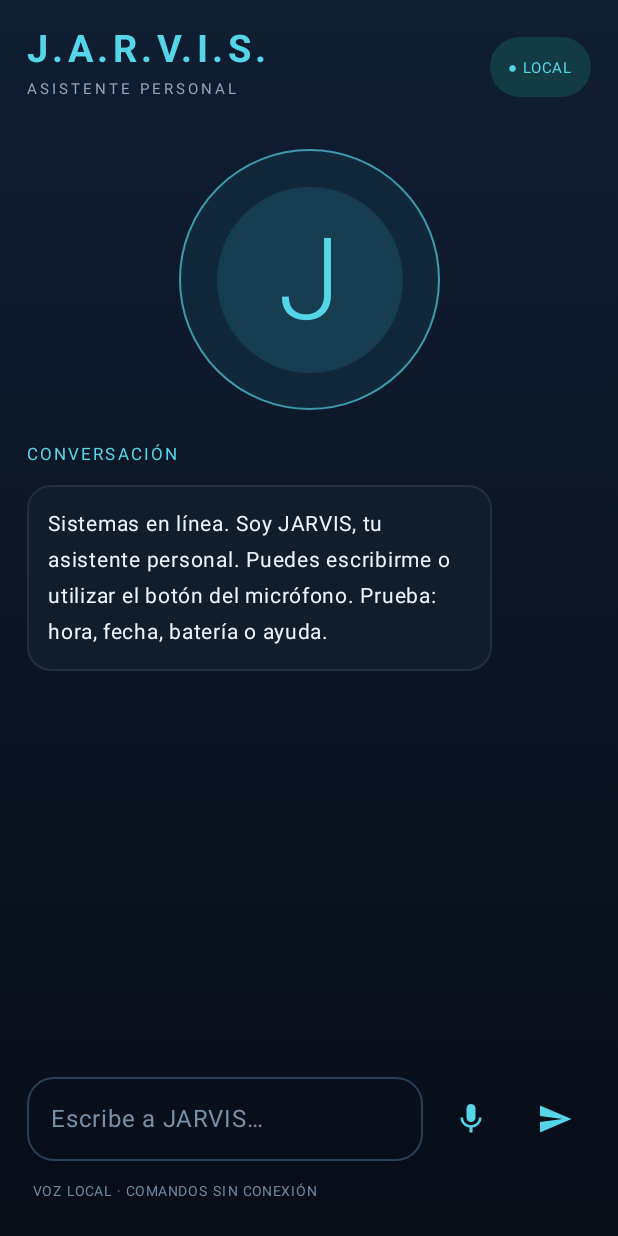
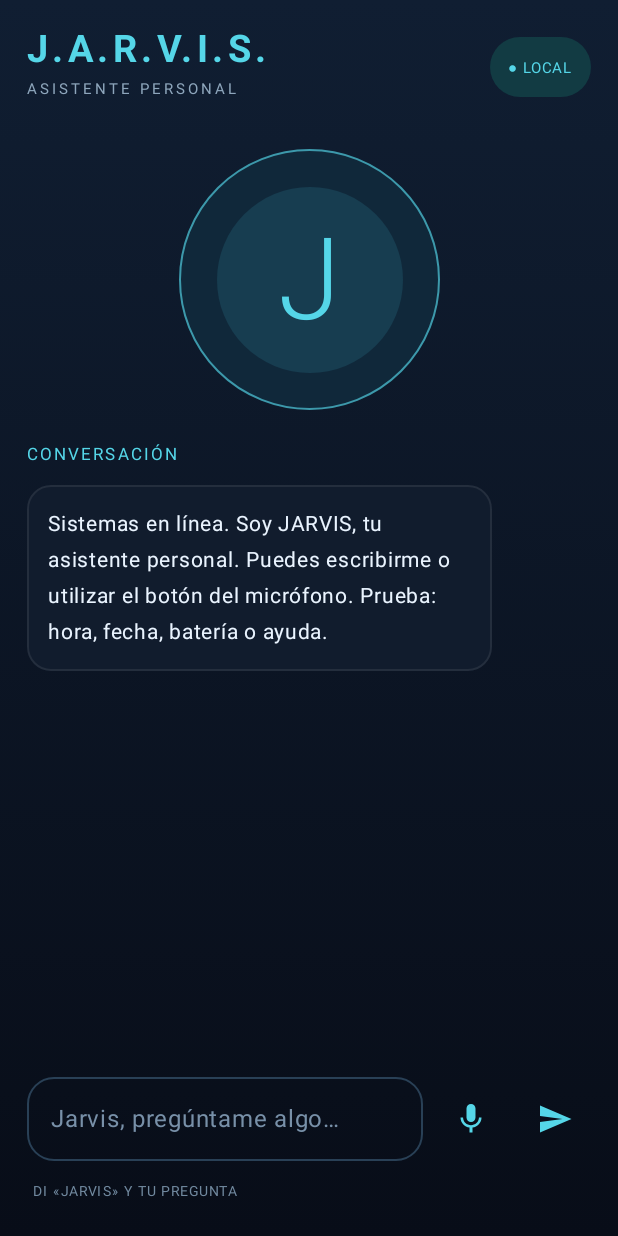
Before and after one commit to cristoferechevaleta08-max/Jarvis, an Android app built with Jetpack Compose: the screen it shows after launch (MainActivity), on a phone screen of 412 x 824 dp. Run offline under Robolectric (Android 15) with nearby library versions, the phone set to English and light mode, and no system bars.

Commit message:
Connect JARVIS to cloud AI and add Jarvis voice command

```diff
--- a/app/src/main/java/com/jarvis/assistant/MainActivity.kt
+++ b/app/src/main/java/com/jarvis/assistant/MainActivity.kt
@@ -20,8 +20,10 @@ import androidx.compose.foundation.shape.RoundedCornerShape
 import androidx.compose.material.icons.Icons
 import androidx.compose.material.icons.filled.Mic
 import androidx.compose.material.icons.filled.Send
+import androidx.compose.material.icons.filled.Settings
 import androidx.compose.material3.*
 import androidx.compose.runtime.*
+import kotlinx.coroutines.launch
 import androidx.compose.ui.Alignment
 import androidx.compose.ui.Modifier
 import androidx.compose.ui.graphics.Brush
@@ -40,6 +42,7 @@ private val Panel = Color(0xFF111C2D)
 private val Cyan = Color(0xFF55D6E8)
 private const val PREFS_NAME = "jarvis_preferences"
 private const val CHAT_KEY = "conversation_history"
+private const val SERVER_KEY = "cloud_ai_endpoint"
 private const val MAX_SAVED_MESSAGES = 100
 
 private data class ChatMessage(val text: String, val fromUser: Boolean)
@@ -89,6 +92,38 @@ class MainActivity : ComponentActivity() {
         tts?.stop()
         tts?.shutdown()
         super.onDestroy()
+
+        if (showSettings) {
+            AlertDialog(
+                onDismissRequest = { showSettings = false },
+                title = { Text("Conectar JARVIS Cloud") },
+                text = {
+                    Column(verticalArrangement = Arrangement.spacedBy(8.dp)) {
+                        Text("Introduce la URL HTTPS de tu servidor Cloudflare Worker terminada en /chat. La clave de OpenAI se guarda en el servidor, nunca en el APK.")
+                        OutlinedTextField(
+                            value = endpointDraft,
+                            onValueChange = { endpointDraft = it },
+                            singleLine = true,
+                            placeholder = { Text("https://tu-worker.workers.dev/chat") }
+                        )
+                    }
+                },
+                confirmButton = {
+                    TextButton(onClick = {
+                        val value = endpointDraft.trim()
+                        if (value.isBlank() || value.startsWith("https://")) {
+                            endpoint = value
+                            preferences.edit().putString(SERVER_KEY, value).apply()
+                            showSettings = false
+                            voiceStatus = if (value.isBlank()) "SERVIDOR SIN CONFIGURAR" else "URL DEL SERVIDOR GUARDADA"
+                        } else voiceStatus = "LA URL DEBE COMENZAR CON HTTPS://"
+                    }) { Text("Guardar") }
+                },
+                dismissButton = {
+                    TextButton(onClick = { showSettings = false }) { Text("Cancelar") }
+                }
+            )
+        }
     }
 }
 
@@ -96,7 +131,13 @@ class MainActivity : ComponentActivity() {
 private fun JarvisScreen(onSpeak: (String) -> Unit) {
     val context = LocalContext.current
     var input by remember { mutableStateOf("") }
-    var voiceStatus by remember { mutableStateOf("VOZ LOCAL · COMANDOS SIN CONEXIÓN") }
+    var voiceStatus by remember { mutableStateOf("DI «JARVIS» Y TU PREGUNTA") }
+    val scope = rememberCoroutineScope()
+    val preferences = remember(context) { context.getSharedPreferences(PREFS_NAME, Context.MODE_PRIVATE) }
+    var endpoint by remember { mutableStateOf(preferences.getString(SERVER_KEY, "").orEmpty()) }
+    var endpointDraft by remember { mutableStateOf(endpoint) }
+    var showSettings by remember { mutableStateOf(false) }
+    var isThinking by remember { mutableStateOf(false) }
     val messages = remember(context) {
         mutableStateListOf<ChatMessage>().apply {
             addAll(loadConversation(context))
@@ -106,9 +147,19 @@ private fun JarvisScreen(onSpeak: (String) -> Unit) {
         }
     }
 
-    fun respondTo(userText: String) {
-        val text = userText.trim()
-        if (text.isNotEmpty()) {
+    fun respondTo(userText: String, fromVoice: Boolean = false) {
+        val raw = userText.trim()
+        if (raw.isEmpty() || isThinking) return
+        val wakePattern = Regex("(?i)^jarvis[\\s,:;.!¿?¡-]*")
+        if (fromVoice && !wakePattern.containsMatchIn(raw)) {
+            voiceStatus = "DI «JARVIS» ANTES DE TU PREGUNTA"
+            return
+        }
+        val text = raw.replace(wakePattern, "").trim()
+        if (text.isBlank()) {
+            voiceStatus = "DI «JARVIS» Y DESPUÉS TU PREGUNTA"
+            return
+        }
         if (isClearHistoryCommand(text)) {
             messages.clear()
             val reply = "He borrado el historial de conversación guardado en este dispositivo."
@@ -118,14 +169,47 @@ private fun JarvisScreen(onSpeak: (String) -> Unit) {
             return
         }
         messages.add(ChatMessage(text, true))
-            val reply = processLocalCommand(context, text)
-                ?: "He recibido tu mensaje. La interfaz, la voz local y los comandos básicos funcionan. Para mantener una conversación inteligente sobre cualquier tema todavía falta conectar el servidor de IA."
+        val localReply = processLocalCommand(context, text)
+        if (localReply != null) {
+            messages.add(ChatMessage(localReply, false))
+            saveConversation(context, messages)
+            onSpeak(localReply)
+            return
+        }
+        val configuredEndpoint = endpoint.trim()
+        if (configuredEndpoint.isBlank()) {
+            val reply = "Aún falta conectar JARVIS Cloud. Abre Ajustes y configura la dirección HTTPS del servidor de IA."
             messages.add(ChatMessage(reply, false))
+            saveConversation(context, messages)
+            onSpeak(reply)
+            voiceStatus = "FALTA CONFIGURAR EL SERVIDOR DE IA"
+            return
+        }
+        saveConversation(context, messages)
+        isThinking = true
+        voiceStatus = "CONECTANDO CON LA IA EN LA NUBE…"
+        scope.launch {
+            try {
+                val history = messages.dropLast(1).takeLast(12).map {
+                    (if (it.fromUser) "user" else "assistant") to it.text
+                }
+                val answer = CloudAiClient.ask(configuredEndpoint, text, history)
+                messages.add(ChatMessage(answer, false))
                 if (messages.size > MAX_SAVED_MESSAGES) {
                     repeat(messages.size - MAX_SAVED_MESSAGES) { messages.removeAt(0) }
                 }
                 saveConversation(context, messages)
+                onSpeak(answer)
+                voiceStatus = "IA EN LA NUBE · CONECTADO"
+            } catch (error: Exception) {
+                val reply = "No pude conectar con la IA: ${error.message ?: "revisa internet y la URL del servidor"}"
+                messages.add(ChatMessage(reply, false))
+                saveConversation(context, messages)
                 onSpeak(reply)
+                voiceStatus = "ERROR DE CONEXIÓN · REVISA EL SERVIDOR"
+            } finally {
+                isThinking = false
+            }
         }
     }
 
@@ -137,7 +221,7 @@ private fun JarvisScreen(onSpeak: (String) -> Unit) {
             ?.firstOrNull()
         if (result.resultCode == android.app.Activity.RESULT_OK && !spokenText.isNullOrBlank()) {
             voiceStatus = "MENSAJE DE VOZ RECIBIDO"
-            respondTo(spokenText)
+            respondTo(spokenText, fromVoice = true)
         } else {
             voiceStatus = "NO SE RECIBIÓ AUDIO · INTENTA OTRA VEZ"
         }
@@ -150,7 +234,7 @@ private fun JarvisScreen(onSpeak: (String) -> Unit) {
             val intent = Intent(RecognizerIntent.ACTION_RECOGNIZE_SPEECH).apply {
                 putExtra(RecognizerIntent.EXTRA_LANGUAGE_MODEL, RecognizerIntent.LANGUAGE_MODEL_FREE_FORM)
                 putExtra(RecognizerIntent.EXTRA_LANGUAGE, "es-ES")
-                putExtra(RecognizerIntent.EXTRA_PROMPT, "Habla con JARVIS")
+                putExtra(RecognizerIntent.EXTRA_PROMPT, "Di Jarvis y después tu pregunta")
             }
             runCatching { speechResultLauncher.launch(intent) }
                 .onSuccess { voiceStatus = "ESCUCHANDO · HABLA AHORA" }
@@ -235,7 +319,7 @@ private fun JarvisScreen(onSpeak: (String) -> Unit) {
                     value = input,
                     onValueChange = { input = it },
                     modifier = Modifier.weight(1f),
-                    placeholder = { Text("Escribe a JARVIS…", color = Color(0xFF7890A8)) },
+                    placeholder = { Text("Jarvis, pregúntame algo…", color = Color(0xFF7890A8)) },
                     shape = RoundedCornerShape(18.dp),
                     colors = OutlinedTextFieldDefaults.colors(
                         focusedBorderColor = Cyan, unfocusedBorderColor = Color(0xFF294056),
@@ -243,18 +327,18 @@ private fun JarvisScreen(onSpeak: (String) -> Unit) {
                     ),
                     maxLines = 3
                 )
-                IconButton(onClick = { startVoiceInput() }) {
+                IconButton(onClick = { startVoiceInput() }, enabled = !isThinking) {
                     Icon(Icons.Default.Mic, contentDescription = "Hablar con JARVIS", tint = Cyan)
                 }
                 IconButton(onClick = {
                     respondTo(input)
                     input = ""
-                }) {
+                }, enabled = !isThinking) {
                     Icon(Icons.Default.Send, contentDescription = "Enviar", tint = Cyan)
                 }
             }
             Text(
-                voiceStatus,
+                if (isThinking) "PROCESANDO EN LA NUBE…" else voiceStatus,
                 color = Color(0xFF71899F), fontSize = 9.sp, letterSpacing = 1.sp,
                 modifier = Modifier.padding(top = 8.dp, start = 4.dp)
             )
```
Lines whose indentation alone changed are shown as unchanged.
